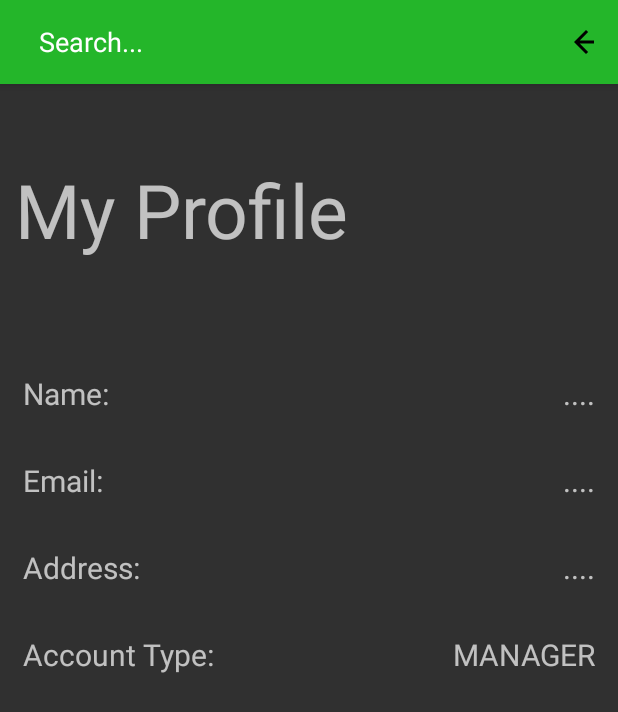
After one commit to cyoni/SmartCart, an Android app: the userProfileActivity screen opened directly, with no data from a screen before it, on a phone screen of 412 x 824 dp. The commit adds this screen. Shown: the top 712 px of the screen. Run offline under Robolectric (Android 15) with nearby library versions, the phone set to English and light mode, and no system bars; our stand-ins replace Firebase (no records; nobody signed in at launch, a user with empty details on screens opened directly); 4 statements that could not run were skipped.

Commit message:
Added profile user

```diff
--- a/app/build.gradle
+++ b/app/build.gradle
@@ -44,7 +44,6 @@ dependencies {
     implementation 'com.google.firebase:firebase-database:19.2.0'
 
 
-
     testImplementation 'junit:junit:4.12'
     androidTestImplementation 'androidx.test:runner:1.2.0'
     androidTestImplementation 'androidx.test.espresso:espresso-core:3.2.0'
--- a/app/src/main/AndroidManifest.xml
+++ b/app/src/main/AndroidManifest.xml
@@ -9,7 +9,8 @@
         android:roundIcon="@mipmap/ic_launcher_round"
         android:supportsRtl="true"
         android:theme="@style/AppTheme">
-        <activity android:name=".myAccountActivity"></activity>
+        <activity android:name=".userProfileActivity"></activity>
+        <activity android:name=".myAccountActivity" />
         <activity android:name=".LoginManagerActivity" />
         <activity android:name=".LoginActivity" />
         <activity android:name=".menu" />
--- /dev/null
+++ b/app/src/main/java/com/example/smartcart/userProfileActivity.java
@@ -0,0 +1,102 @@
+package com.example.smartcart;
+
+import androidx.annotation.NonNull;
+import androidx.appcompat.app.ActionBar;
+import androidx.appcompat.app.AppCompatActivity;
+
+import android.os.Bundle;
+import android.view.View;
+import android.widget.ImageView;
+import android.widget.ProgressBar;
+import android.widget.RelativeLayout;
+import android.widget.TableRow;
+import android.widget.TextView;
+
+import com.google.firebase.auth.FirebaseAuth;
+import com.google.firebase.database.DataSnapshot;
+import com.google.firebase.database.DatabaseError;
+import com.google.firebase.database.DatabaseReference;
+import com.google.firebase.database.FirebaseDatabase;
+import com.google.firebase.database.ValueEventListener;
+
+public class userProfileActivity extends AppCompatActivity {
+    userBoard user;
+
+    @Override
+    protected void onCreate(Bundle savedInstanceState) {
+        super.onCreate(savedInstanceState);
+        setContentView(R.layout.activity_user_profile);
+
+        // set action bar:
+        getSupportActionBar().setDisplayOptions(ActionBar.DISPLAY_SHOW_CUSTOM);
+        getSupportActionBar().setDisplayShowCustomEnabled(true);
+        getSupportActionBar().setCustomView(R.layout.actionbar_layout);
+        View view =getSupportActionBar().getCustomView();
+        ImageView img = view.findViewById(R.id.image_action);
+
+
+        img.setOnClickListener(new View.OnClickListener() {
+            @Override
+            public void onClick(View v) {
+                finish();
+            }
+        });
+    }
+
+    @Override
+    protected void onStart() {
+        super.onStart();
+
+
+        FirebaseAuth mAuth  = FirebaseAuth.getInstance();
+        DatabaseReference mDatabase = FirebaseDatabase.getInstance().getReference();
+
+        mDatabase.child("users").child(mAuth.getCurrentUser().getUid()).addValueEventListener(
+                new ValueEventListener() {
+                    @Override
+                    public void onDataChange(@NonNull DataSnapshot dataSnapshot) {
+                        user  = dataSnapshot.getValue(userBoard.class);
+
+                        TextView userName = findViewById(R.id.name);
+                        TextView email = findViewById(R.id.email);
+                        TextView address = findViewById(R.id.address);
+                        TextView acctype = findViewById(R.id.accType);
+
+
+                       userName.setText(user.getName());
+                        email.setText(user.getEmail());
+                        address.setText(user.getAddress());
+
+                        if (user.getAccountType().equals("0"))
+                            acctype.setText("CUSTOMER");
+                            else
+                            acctype.setText("MANAGER");
+
+                        TableRow t1 = findViewById(R.id.t1);
+                        t1.setVisibility(View.VISIBLE);
+                        TableRow t2 = findViewById(R.id.t2);
+                        t2.setVisibility(View.VISIBLE);
+                        TableRow t3 = findViewById(R.id.t3);
+                        t3.setVisibility(View.VISIBLE);
+                        TableRow t4 = findViewById(R.id.t4);
+                        t4.setVisibility(View.VISIBLE);
+
+
+                        ProgressBar p = findViewById(R.id.progressBar1);
+                        p.setVisibility(View.GONE);
+
+                    }
+
+
+                    @Override
+                    public void onCancelled(@NonNull DatabaseError databaseError) {
+                    }
+                }
+        );
+
+
+    }
+
+
+
+}
--- a/app/src/main/res/layout/activity_my_account.xml
+++ b/app/src/main/res/layout/activity_my_account.xml
@@ -19,13 +19,13 @@
         android:textSize="50dp" />
 
     <Button
-        android:id="@+id/update_account"
+        android:id="@+id/profileAccount"
         android:layout_width="match_parent"
         android:layout_height="wrap_content"
         android:layout_marginTop="80dp"
         android:layout_marginBottom="10dp"
-        android:onClick="updateAccount"
-        android:text="Update Account"
+        android:onClick="profileAccount"
+        android:text="My Profile"
         android:textAlignment="textStart"
         app:layout_constraintEnd_toEndOf="parent"
         app:layout_constraintStart_toStartOf="parent"
--- /dev/null
+++ b/app/src/main/res/layout/activity_user_profile.xml
@@ -0,0 +1,137 @@
+<?xml version="1.0" encoding="utf-8"?>
+    <TableLayout
+        xmlns:android="http://schemas.android.com/apk/res/android"
+        xmlns:tools="http://schemas.android.com/tools"
+        android:layout_width="match_parent"
+        android:layout_height="match_parent"
+        tools:context=".userProfileActivity"
+        android:orientation="vertical"
+        android:stretchColumns="1"
+        >
+
+
+        <TableRow
+            android:padding="10dp">
+            <TextView
+                android:id="@+id/textView5"
+                android:layout_width="match_parent"
+                android:layout_height="wrap_content"
+                android:layout_marginTop="40dp"
+                android:text="My Profile"
+                android:textSize="50dp" />
+
+        </TableRow>
+
+
+        <TableRow
+            android:id="@+id/t1"
+            android:visibility="gone"
+            android:layout_marginTop="50dp"
+            >
+
+            <TextView
+                android:layout_width="wrap_content"
+                android:layout_height="wrap_content"
+                android:padding="15dp"
+                android:text="Name: "
+                android:textSize="20sp" />
+
+            <TextView
+                android:id="@+id/name"
+                android:layout_width="wrap_content"
+                android:layout_height="wrap_content"
+                android:gravity="right"
+                android:padding="15dp"
+                android:text="...."
+                android:textSize="20sp" />
+
+
+        </TableRow>
+
+
+    <TableRow
+        android:id="@+id/t2"
+        android:visibility="gone"
+        >
+
+        <TextView
+            android:layout_width="wrap_content"
+            android:layout_height="wrap_content"
+            android:padding="15dp"
+            android:text="Email:"
+            android:textSize="20sp" />
+
+        <TextView
+            android:id="@+id/email"
+            android:layout_width="wrap_content"
+            android:layout_height="wrap_content"
+            android:gravity="right"
+            android:padding="15dp"
+            android:text="...."
+            android:textSize="20sp" />
+
+
+    </TableRow>
+    <TableRow
+        android:id="@+id/t3"
+        android:visibility="gone"
+        >
+
+        <TextView
+            android:layout_width="wrap_content"
+            android:layout_height="wrap_content"
+            android:padding="15dp"
+            android:text="Address:"
+            android:textSize="20sp" />
+
+        <TextView
+            android:id="@+id/address"
+            android:layout_width="wrap_content"
+            android:layout_height="wrap_content"
+            android:gravity="right"
+            android:padding="15dp"
+            android:text="...."
+            android:textSize="20sp" />
+
+
+    </TableRow>
+    <TableRow
+        android:id="@+id/t4"
+        android:visibility="gone"
+    >
+
+    <TextView
+        android:layout_width="wrap_content"
+        android:layout_height="wrap_content"
+        android:padding="15dp"
+        android:text="Account Type: "
+        android:textSize="20sp" />
+
+    <TextView
+        android:id="@+id/accType"
+        android:layout_width="wrap_content"
+        android:layout_height="wrap_content"
+        android:gravity="right"
+        android:padding="15dp"
+        android:text="...."
+        android:textSize="20sp" />
+
+
+    </TableRow>
+
+
+    <TableRow
+        android:gravity="center"
+        android:layout_marginTop="200dp"
+        >
+
+        <ProgressBar
+            android:id="@+id/progressBar1"
+            style="?android:attr/progressBarStyle"
+            android:layout_width="wrap_content"
+            android:layout_height="wrap_content" />
+
+    </TableRow>
+
+    <TableRow/>
+    </TableLayout>
--- a/app/src/main/res/layout/fragment_login.xml
+++ b/app/src/main/res/layout/fragment_login.xml
@@ -42,6 +42,7 @@
                 android:layout_width="wrap_content"
                 android:layout_height="wrap_content"
                 android:ems="10"
+                android:text="yon@walla.com"
                 android:inputType="textPersonName" />
 
 
@@ -63,6 +64,7 @@
                 android:id="@+id/password"
                 android:layout_width="wrap_content"
                 android:layout_height="wrap_content"
+                android:text="12345678"
                 android:ems="10"
                 android:inputType="textPassword" />
 
```
Also changed, not shown: app/src/main/java/com/example/smartcart/MainActivity.java (+23 -25 lines), app/src/main/java/com/example/smartcart/controller.java (+1 -10 lines), app/src/main/java/com/example/smartcart/login_signup/login.java (+26 -2 lines), app/src/main/java/com/example/smartcart/login_signup/signup.java (+9 -5 lines), app/src/main/java/com/example/smartcart/manager_login_signup/signup.java (+6 -4 lines), app/src/main/java/com/example/smartcart/myAccountActivity.java (+13 -5 lines), app/src/main/java/com/example/smartcart/userBoard.java (added, +67 -0 lines), app/src/main/res/layout/activity_main.xml (+9 -2 lines).
